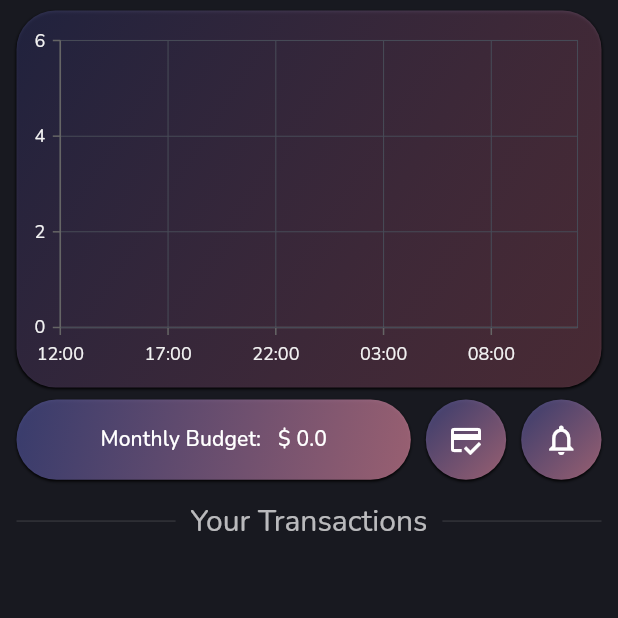
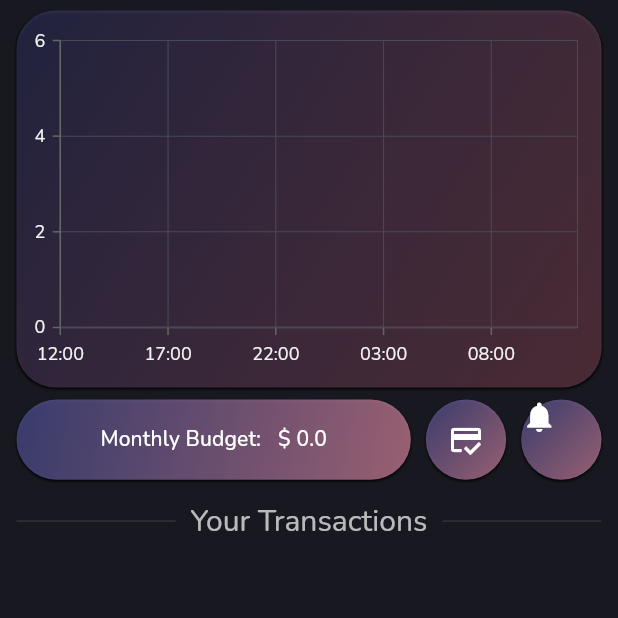
Before and after one commit to Ravi-Maurya74/Savio, a Flutter app: the HomeTab screen opened directly, on a phone screen of 412 x 824 dp, the top half of it. Run offline on Flutter 3.47's test engine with Material 2 defaults, Android fonts, the phone set to English and light mode, and no system bars; our stand-ins replace adaptive_dialog, firebase_auth, firebase_core, flutter_staggered_animations, google_fonts, google_sign_in and 3 more; accounts and stored records are empty; network calls fail.

Commit message:
Changed Budget Cross notification Style

```diff
--- a/lib/tabs/home_tab.dart
+++ b/lib/tabs/home_tab.dart
@@ -6,6 +6,7 @@ import 'package:exp_man/providers/student.dart';
 import 'package:provider/provider.dart';
 import 'package:exp_man/screens/add_expense_screen.dart';
 import 'package:animations/animations.dart';
+import 'package:exp_man/utilities/notification_icon.dart';
 
 class HomeTab extends StatelessWidget {
   const HomeTab({super.key});
@@ -57,7 +58,10 @@ class HomeTab extends StatelessWidget {
                 children: [
                   elongatedContainer(size, student, context),
                   CircularIconCard(
-                    alertIcon: Icons.credit_score,
+                    alertIcon: Icon(
+                      Icons.credit_score,
+                      color: Colors.white,
+                    ),
                     onPress: () {
                       showDialog(
                         context: context,
@@ -78,8 +82,8 @@ class HomeTab extends StatelessWidget {
                   ),
                   CircularIconCard(
                     alertIcon: student.savings < 0
-                        ? Icons.notifications_active_outlined
-                        : Icons.notifications_outlined,
+                        ? Notificationtile(isCrossed: true)
+                        : Notificationtile(isCrossed: false),
                     onPress: () {
                       student.savings < 0
                           ? showDialog(
--- a/lib/utilities/circular_icon_card.dart
+++ b/lib/utilities/circular_icon_card.dart
@@ -4,7 +4,7 @@ class CircularIconCard extends StatelessWidget {
   const CircularIconCard(
       {super.key, required this.alertIcon, required this.onPress});
 
-  final IconData alertIcon;
+  final Widget alertIcon;
   final void Function() onPress;
 
   get copyWith => null;
@@ -38,10 +38,7 @@ class CircularIconCard extends StatelessWidget {
       child: InkWell(
         onTap: onPress,
         child: Center(
-          child: Icon(
-            alertIcon,
-            color: Colors.white,
-          ),
+          child: alertIcon,
         ),
       ),
     );
--- /dev/null
+++ b/lib/utilities/notification_icon.dart
@@ -0,0 +1,35 @@
+import 'package:flutter/material.dart';
+
+class Notificationtile extends StatelessWidget {
+  final bool isCrossed;
+  Notificationtile({required this.isCrossed});
+
+  @override
+  Widget build(BuildContext context) {
+    return Stack(
+      children: <Widget>[
+        Icon(
+          Icons.notifications,
+          color: Colors.white,
+        ),
+        isCrossed
+            ? Positioned(
+                left: 15,
+                bottom: 15,
+                child: Container(
+                  padding: EdgeInsets.all(2),
+                  decoration: new BoxDecoration(
+                    color: Colors.red,
+                    borderRadius: BorderRadius.circular(6),
+                  ),
+                  constraints: BoxConstraints(
+                    minWidth: 8,
+                    minHeight: 8,
+                  ),
+                ),
+              )
+            : Container()
+      ],
+    );
+  }
+}
```
